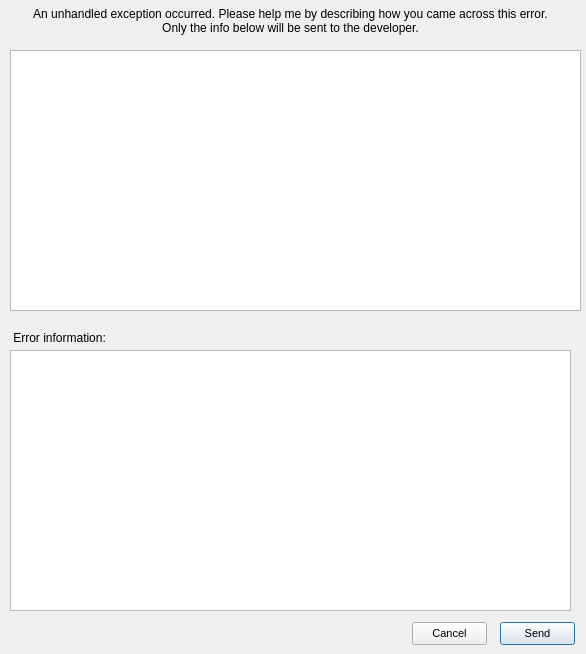
Old version of the form ui/error.ui in the repository ParkerMc/minecraft-map-gen.
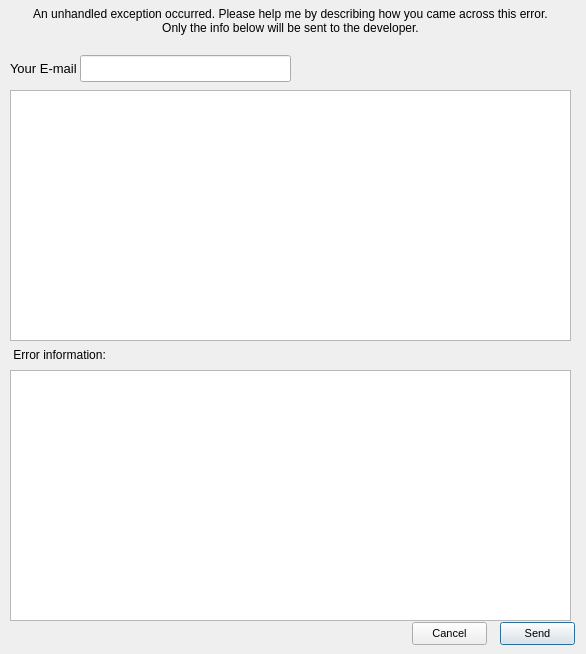
New version of the form. Icons and pictures are not drawn.

Commit message: Finished with error reporting

```diff
--- a/ui/error.ui
+++ b/ui/error.ui
@@ -43,26 +43,26 @@
    <property name="geometry">
     <rect>
      <x>10</x>
-     <y>350</y>
+     <y>370</y>
      <width>561</width>
-     <height>261</height>
+     <height>251</height>
     </rect>
    </property>
    <property name="html">
     <string>&lt;!DOCTYPE HTML PUBLIC &quot;-//W3C//DTD HTML 4.0//EN&quot; &quot;http://www.w3.org/TR/REC-html40/strict.dtd&quot;&gt;
 &lt;html&gt;&lt;head&gt;&lt;meta name=&quot;qrichtext&quot; content=&quot;1&quot; /&gt;&lt;style type=&quot;text/css&quot;&gt;
 p, li { white-space: pre-wrap; }
-&lt;/style&gt;&lt;/head&gt;&lt;body style=&quot; font-family:'MS Shell Dlg 2'; font-size:8.25pt; font-weight:400; font-style:normal;&quot;&gt;
-&lt;p style=&quot;-qt-paragraph-type:empty; margin-top:0px; margin-bottom:0px; margin-left:0px; margin-right:0px; -qt-block-indent:0; text-indent:0px; font-size:8pt;&quot;&gt;&lt;br /&gt;&lt;/p&gt;&lt;/body&gt;&lt;/html&gt;</string>
+&lt;/style&gt;&lt;/head&gt;&lt;body style=&quot; font-family:'Ubuntu'; font-size:11pt; font-weight:400; font-style:normal;&quot;&gt;
+&lt;p style=&quot;-qt-paragraph-type:empty; margin-top:0px; margin-bottom:0px; margin-left:0px; margin-right:0px; -qt-block-indent:0; text-indent:0px; font-family:'MS Shell Dlg 2'; font-size:8pt;&quot;&gt;&lt;br /&gt;&lt;/p&gt;&lt;/body&gt;&lt;/html&gt;</string>
    </property>
   </widget>
   <widget class="QTextEdit" name="de">
    <property name="geometry">
     <rect>
      <x>10</x>
-     <y>50</y>
-     <width>571</width>
-     <height>261</height>
+     <y>90</y>
+     <width>561</width>
+     <height>251</height>
     </rect>
    </property>
   </widget>
@@ -70,7 +70,7 @@
    <property name="geometry">
     <rect>
      <x>10</x>
-     <y>330</y>
+     <y>347</y>
      <width>151</width>
      <height>16</height>
     </rect>
@@ -120,6 +120,37 @@
     <string>Cancel</string>
    </property>
   </widget>
+  <widget class="QLineEdit" name="email">
+   <property name="geometry">
+    <rect>
+     <x>80</x>
+     <y>55</y>
+     <width>211</width>
+     <height>27</height>
+    </rect>
+   </property>
+  </widget>
+  <widget class="QLabel" name="label_3">
+   <property name="geometry">
+    <rect>
+     <x>10</x>
+     <y>60</y>
+     <width>81</width>
+     <height>17</height>
+    </rect>
+   </property>
+   <property name="font">
+    <font>
+     <pointsize>10</pointsize>
+     <weight>50</weight>
+     <italic>false</italic>
+     <bold>false</bold>
+    </font>
+   </property>
+   <property name="text">
+    <string>Your E-mail</string>
+   </property>
+  </widget>
  </widget>
  <resources/>
  <connections>
```
The commit also changes 6 other files.
